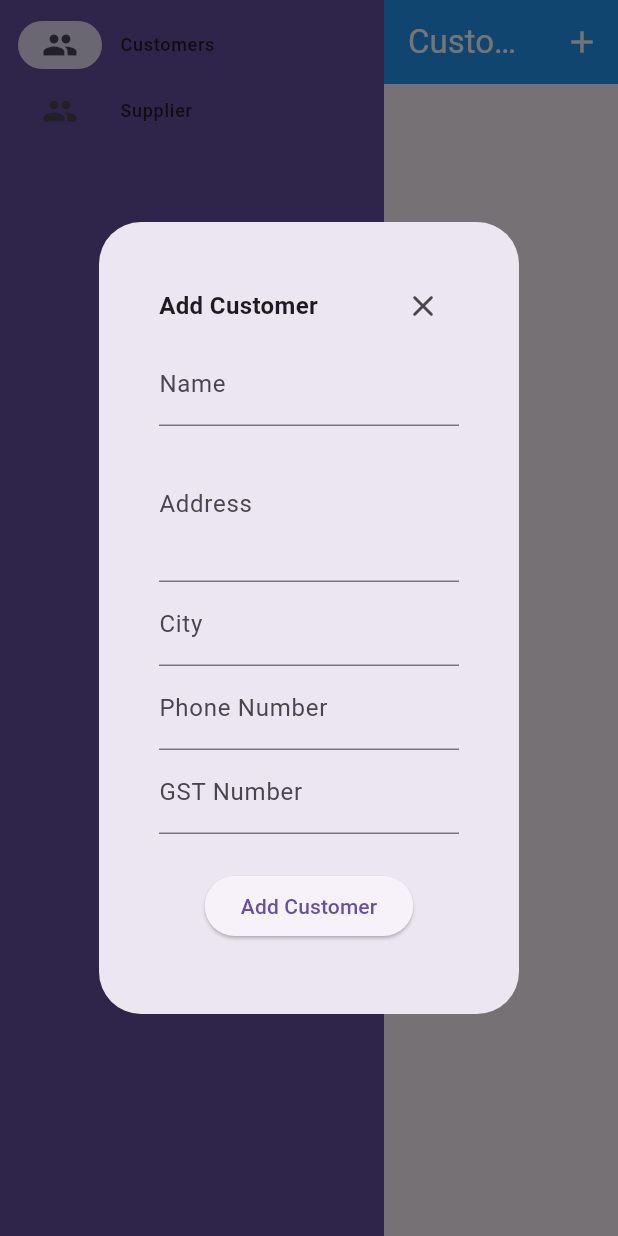
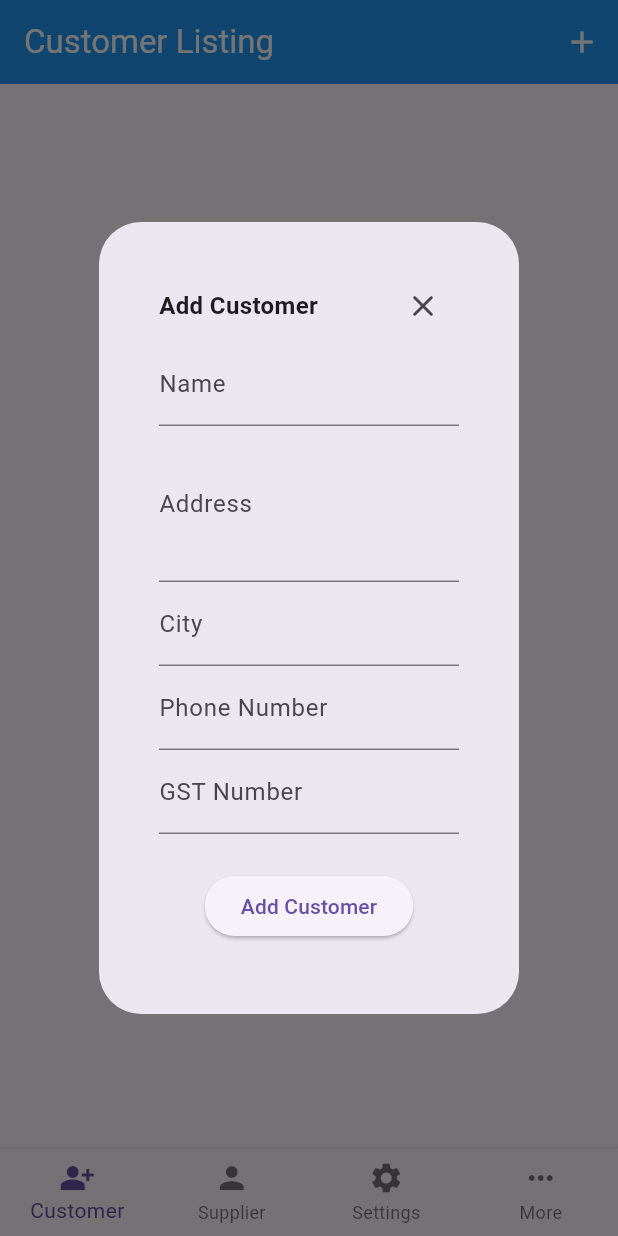
Before and after one commit to JeevaTamil/My-Agency, a Flutter app: the screen it shows after launch, after a tap on the "add" icon, on a phone screen of 412 x 824 dp. Run offline on Flutter 3.47's test engine with Material 3 defaults, Android fonts, the light colour scheme and no system bars; our stand-ins replace bloc, flutter_bloc, sqflite; accounts and stored records are empty.

Commit message:
[Update] navigation rail completed

```diff
--- a/lib/main.dart
+++ b/lib/main.dart
@@ -1,5 +1,7 @@
 import 'package:flutter/material.dart';
 import 'package:my_agency/module/customer/cubit/customer_cubit.dart';
+import 'package:my_agency/module/navigation/cubit/navigation_cubit.dart';
+import 'package:my_agency/module/navigation/view/nav_landing_page.dart';
 import 'package:my_agency/module/supplier/cubit/supplier_cubit.dart';
 import 'package:my_agency/view/home_page.dart';
 import 'package:flutter_bloc/flutter_bloc.dart';
@@ -21,6 +23,9 @@ class MyApp extends StatelessWidget {
         BlocProvider(
           create: (context) => SupplierCubit(),
         ),
+        BlocProvider(
+          create: (context) => NavigationCubit(),
+        ),
       ],
       child: MaterialApp(
         title: 'My Agency',
@@ -36,7 +41,7 @@ class MyApp extends StatelessWidget {
             elevation: 0, // Set the elevation of the AppBar (0 for no shadow)
           ),
         ),
-        home: HomePage(),
+        home: const NavLandingPage(),
       ),
     );
   }
--- /dev/null
+++ b/lib/module/navigation/cubit/navigation_cubit.dart
@@ -0,0 +1,12 @@
+import 'package:bloc/bloc.dart';
+import 'package:meta/meta.dart';
+
+part 'navigation_state.dart';
+
+class NavigationCubit extends Cubit<NavigationState> {
+  NavigationCubit() : super(const NavigationInitial(navIndex: 0));
+
+  void updateNavigation(int navIndex) {
+    emit(NavigationUpdated(navIndex: navIndex));
+  }
+}
--- /dev/null
+++ b/lib/module/navigation/cubit/navigation_state.dart
@@ -0,0 +1,15 @@
+part of 'navigation_cubit.dart';
+
+@immutable
+sealed class NavigationState {
+  final int navIndex;
+  const NavigationState({required this.navIndex});
+}
+
+final class NavigationInitial extends NavigationState {
+  const NavigationInitial({required super.navIndex});
+}
+
+final class NavigationUpdated extends NavigationState {
+  const NavigationUpdated({required super.navIndex});
+}
--- /dev/null
+++ b/lib/module/navigation/model/nav_model.dart
@@ -0,0 +1,34 @@
+import 'package:flutter/material.dart';
+import 'package:my_agency/module/customer/view/customer_listing_page.dart';
+import 'package:my_agency/module/supplier/view/supplier_listing_page.dart';
+
+class NavModel {
+  String label;
+  Icon icon;
+  Widget page;
+
+  NavModel({required this.icon, required this.label, required this.page});
+
+  static final navModelList = [
+    NavModel(
+      icon: const Icon(Icons.person_add_alt_sharp),
+      label: 'Customer',
+      page: CustomerListingPage(),
+    ),
+    NavModel(
+      icon: const Icon(Icons.person),
+      label: 'Supplier',
+      page: SupplierListingPage(),
+    ),
+    NavModel(
+      icon: const Icon(Icons.settings),
+      label: 'Settings',
+      page: const Text('Settings'),
+    ),
+    NavModel(
+      icon: const Icon(Icons.more_horiz),
+      label: 'More',
+      page: const Text('More'),
+    ),
+  ];
+}
--- /dev/null
+++ b/lib/module/navigation/view/nav_bottom_bar.dart
@@ -0,0 +1,24 @@
+import 'package:flutter/material.dart';
+import 'package:flutter_bloc/flutter_bloc.dart';
+import 'package:my_agency/module/navigation/cubit/navigation_cubit.dart';
+import 'package:my_agency/module/navigation/model/nav_model.dart';
+
+class NavBarWidget extends StatelessWidget {
+  const NavBarWidget({super.key, required this.state});
+  final state;
+
+  @override
+  Widget build(BuildContext context) {
+    return BottomNavigationBar(
+      elevation: 5.0,
+      type: BottomNavigationBarType.fixed,
+      items: NavModel.navModelList
+          .map((e) => BottomNavigationBarItem(icon: e.icon, label: e.label))
+          .toList(),
+      currentIndex: state.navIndex,
+      onTap: (value) {
+        BlocProvider.of<NavigationCubit>(context).updateNavigation(value);
+      },
+    );
+  }
+}
--- /dev/null
+++ b/lib/module/navigation/view/nav_landing_page.dart
@@ -0,0 +1,89 @@
+import 'package:flutter/material.dart';
+import 'package:flutter_bloc/flutter_bloc.dart';
+import 'package:my_agency/module/navigation/cubit/navigation_cubit.dart';
+import 'package:my_agency/module/navigation/model/nav_model.dart';
+import 'package:my_agency/module/navigation/view/nav_bottom_bar.dart';
+import 'package:my_agency/module/navigation/view/nav_rail.dart';
+
+
+class NavLandingPage extends StatelessWidget {
+  const NavLandingPage({super.key});
+
+  @override
+  Widget build(BuildContext context) {
+    return const LandingPage();
+  }
+}
+
+class LandingPage extends StatelessWidget {
+  const LandingPage({super.key});
+
+  @override
+  Widget build(BuildContext context) {
+    var colorScheme = Theme.of(context).colorScheme;
+
+    return BlocBuilder<NavigationCubit, NavigationState>(
+      builder: (context, state) {
+        return LayoutBuilder(
+          builder: (context, constraints) {
+            if (constraints.maxWidth > 470) {
+              return Row(
+                children: [
+                  NavRailWidget(
+                    state: state,
+                    constraints: constraints,
+                  ),
+                  Expanded(
+                      child: Container(
+                    color: Theme.of(context).colorScheme.primaryContainer,
+                    child: ExpandedPage(
+                      colorScheme: colorScheme,
+                      state: state,
+                    ),
+                  ))
+                ],
+              );
+            } else {
+              return Column(
+                children: [
+                  Expanded(
+                    child: Container(
+                      color: Theme.of(context).colorScheme.primaryContainer,
+                      child: ExpandedPage(
+                        colorScheme: colorScheme,
+                        state: state,
+                      ),
+                    ),
+                  ),
+                  NavBarWidget(state: state),
+                ],
+              );
+            }
+          },
+        );
+      },
+    );
+  }
+}
+
+class ExpandedPage extends StatelessWidget {
+  const ExpandedPage({
+    super.key,
+    required this.colorScheme,
+    required this.state,
+  });
+
+  final ColorScheme colorScheme;
+  final state;
+
+  @override
+  Widget build(BuildContext context) {
+    return ColoredBox(
+      color: colorScheme.surfaceVariant,
+      child: AnimatedSwitcher(
+        duration: Duration(milliseconds: 200),
+        child: NavModel.navModelList[state.navIndex].page,
+      ),
+    );
+  }
+}
--- /dev/null
+++ b/lib/module/navigation/view/nav_rail.dart
@@ -0,0 +1,28 @@
+import 'package:flutter/material.dart';
+import 'package:flutter_bloc/flutter_bloc.dart';
+import 'package:my_agency/module/navigation/cubit/navigation_cubit.dart';
+import 'package:my_agency/module/navigation/model/nav_model.dart';
+
+class NavRailWidget extends StatelessWidget {
+  const NavRailWidget(
+      {super.key, required this.state, required this.constraints});
+  final state;
+  final constraints;
+
+  @override
+  Widget build(BuildContext context) {
+    return NavigationRail(
+      backgroundColor: Theme.of(context).primaryColorDark,
+      extended: constraints.maxWidth >= 600,
+      elevation: 55.0,
+      destinations: NavModel.navModelList
+          .map((e) =>
+              NavigationRailDestination(icon: e.icon, label: Text(e.label)))
+          .toList(),
+      selectedIndex: state.navIndex,
+      onDestinationSelected: (value) {
+        BlocProvider.of<NavigationCubit>(context).updateNavigation(value);
+      },
+    );
+  }
+}
```
